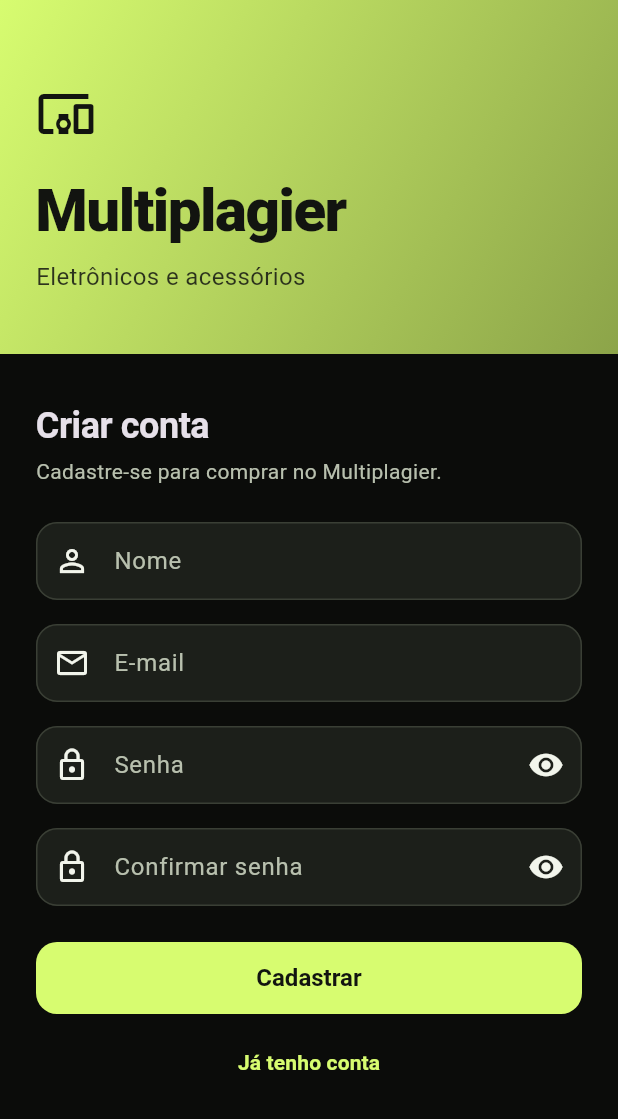
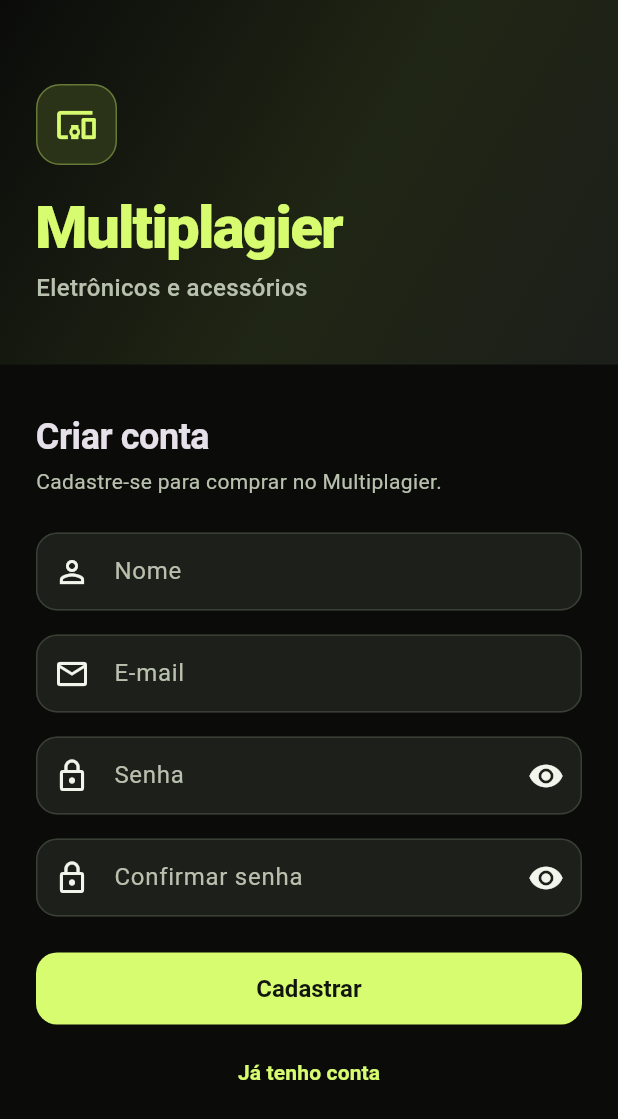
Before and after one commit to vitor-dandrea/multiplagier-mobile, a Flutter app: the screen it shows after launch, after a tap on "Entrar", after a tap on "Criar conta", on a phone screen of 412 x 824 dp. Shown: the top 1119 px of the screen. Run offline on Flutter 3.47's test engine with Material 3 defaults, Android fonts, the phone set to English and light mode, and no system bars; our stand-ins replace shared_preferences, sqflite, sqflite_common_ffi; accounts and stored records are empty.

Commit message:
style(auth): align BrandHeader and form CTAs with lime brand
Use a dark neon header and onPrimary spinners so login and register match the new palette without touching auth logic.

Co-authored-by: Cursor <cursoragent@cursor.com>

```diff
--- a/lib/features/auth/brand_header.dart
+++ b/lib/features/auth/brand_header.dart
@@ -1,4 +1,6 @@
 import 'package:flutter/material.dart';
+
+import '../../core/colors.dart';
 
 class BrandHeader extends StatelessWidget {
   const BrandHeader({super.key, required this.scheme});
@@ -13,9 +15,11 @@ class BrandHeader extends StatelessWidget {
           begin: Alignment.topLeft,
           end: Alignment.bottomRight,
           colors: [
-            scheme.primary,
-            Color.lerp(scheme.primary, Colors.black, .35)!,
+            AppColors.canvas,
+            Color.lerp(AppColors.surface, AppColors.primaryContainer, .55)!,
+            AppColors.surfaceContainer,
           ],
+          stops: const [0, 0.55, 1],
         ),
       ),
       child: SafeArea(
@@ -24,35 +28,51 @@ class BrandHeader extends StatelessWidget {
           padding: const EdgeInsets.fromLTRB(24, 56, 24, 40),
           child: TweenAnimationBuilder<double>(
             tween: Tween(begin: 0, end: 1),
-            duration: const Duration(milliseconds: 600),
+            duration: const Duration(milliseconds: 700),
             curve: Curves.easeOutCubic,
             builder: (context, t, child) => Opacity(
               opacity: t,
               child: Transform.translate(
-                offset: Offset(0, 16 * (1 - t)),
+                offset: Offset(0, 20 * (1 - t)),
                 child: child,
               ),
             ),
             child: Column(
               crossAxisAlignment: CrossAxisAlignment.start,
               children: [
-                Icon(Icons.devices_other, size: 40, color: scheme.onPrimary),
-                const SizedBox(height: 16),
+                Container(
+                  padding: const EdgeInsets.all(12),
+                  decoration: BoxDecoration(
+                    color: AppColors.primaryContainer,
+                    borderRadius: BorderRadius.circular(16),
+                    border: Border.all(
+                      color: scheme.primary.withValues(alpha: .35),
+                    ),
+                  ),
+                  child: Icon(
+                    Icons.devices_other,
+                    size: 28,
+                    color: scheme.primary,
+                  ),
+                ),
+                const SizedBox(height: 20),
                 Text(
                   'Multiplagier',
                   style: TextStyle(
-                    color: scheme.onPrimary,
+                    color: scheme.primary,
                     fontSize: 40,
                     fontWeight: FontWeight.w800,
-                    letterSpacing: -1,
+                    letterSpacing: -1.2,
+                    height: 1.05,
                   ),
                 ),
-                const SizedBox(height: 4),
+                const SizedBox(height: 8),
                 Text(
                   'Eletrônicos e acessórios',
                   style: TextStyle(
-                    color: scheme.onPrimary.withValues(alpha: .85),
+                    color: scheme.onSurfaceVariant,
                     fontSize: 16,
+                    fontWeight: FontWeight.w500,
                   ),
                 ),
               ],
--- a/lib/features/auth/login_page.dart
+++ b/lib/features/auth/login_page.dart
@@ -151,10 +151,13 @@ class _LoginPageState extends State<LoginPage> {
             key: const Key('login_submit'),
             onPressed: busy ? null : _submit,
             child: busy
-                ? const SizedBox(
+                ? SizedBox(
                     height: 20,
                     width: 20,
-                    child: CircularProgressIndicator(strokeWidth: 2),
+                    child: CircularProgressIndicator(
+                      strokeWidth: 2,
+                      color: theme.colorScheme.onPrimary,
+                    ),
                   )
                 : const Text('Entrar'),
           ),
--- a/lib/features/auth/register_page.dart
+++ b/lib/features/auth/register_page.dart
@@ -216,10 +216,13 @@ class _RegisterPageState extends State<RegisterPage> {
             key: const Key('register_submit'),
             onPressed: busy ? null : _submit,
             child: busy
-                ? const SizedBox(
+                ? SizedBox(
                     height: 20,
                     width: 20,
-                    child: CircularProgressIndicator(strokeWidth: 2),
+                    child: CircularProgressIndicator(
+                      strokeWidth: 2,
+                      color: theme.colorScheme.onPrimary,
+                    ),
                   )
                 : const Text('Cadastrar'),
           ),
```
